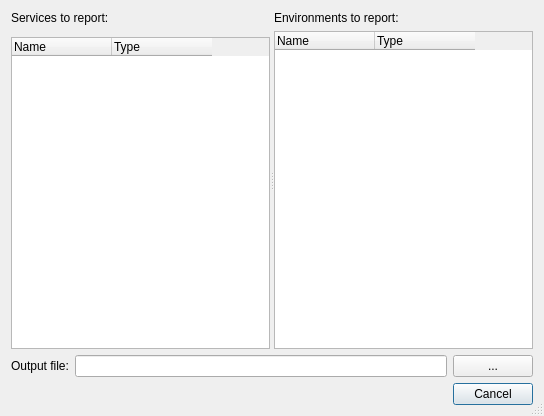
Old version of the form src/mxdreportdialog/mxdreportdialog.ui in the repository cityofaustin/ags-service-publisher-gui.
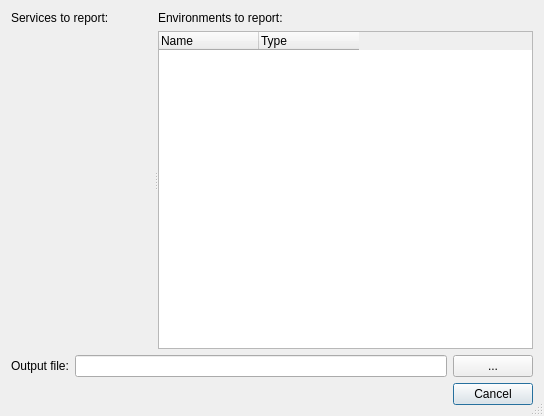
New version of the form. Custom widgets are drawn as their Qt base class.

Commit message: Refactor tabbed service tree code into own class

What changed in the file:
```diff
--- a/src/mxdreportdialog/mxdreportdialog.ui
+++ b/src/mxdreportdialog/mxdreportdialog.ui
@@ -35,35 +35,13 @@
         </widget>
        </item>
        <item>
-        <widget class="QTabBar" name="tabBar" native="true"/>
-       </item>
-       <item>
-        <widget class="QTreeWidget" name="servicesTree">
-         <property name="alternatingRowColors">
-          <bool>true</bool>
+        <widget class="ServiceTree" name="serviceTree" native="true">
+         <property name="sizePolicy">
+          <sizepolicy hsizetype="Preferred" vsizetype="Preferred">
+           <horstretch>0</horstretch>
+           <verstretch>1</verstretch>
+          </sizepolicy>
          </property>
-         <property name="selectionMode">
-          <enum>QAbstractItemView::NoSelection</enum>
-         </property>
-         <property name="columnCount">
-          <number>2</number>
-         </property>
-         <attribute name="headerMinimumSectionSize">
-          <number>100</number>
-         </attribute>
-         <attribute name="headerStretchLastSection">
-          <bool>false</bool>
-         </attribute>
-         <column>
-          <property name="text">
-           <string>Name</string>
-          </property>
-         </column>
-         <column>
-          <property name="text">
-           <string>Type</string>
-          </property>
-         </column>
         </widget>
        </item>
       </layout>
@@ -79,6 +57,12 @@
        </item>
        <item>
         <widget class="QTreeWidget" name="envsTree">
+         <property name="sizePolicy">
+          <sizepolicy hsizetype="Expanding" vsizetype="Expanding">
+           <horstretch>0</horstretch>
+           <verstretch>1</verstretch>
+          </sizepolicy>
+         </property>
          <property name="alternatingRowColors">
           <bool>true</bool>
          </property>
@@ -156,14 +140,10 @@
  </widget>
  <customwidgets>
   <customwidget>
-   <class>QTabBar</class>
+   <class>ServiceTree</class>
    <extends>QWidget</extends>
-   <header>PySide2.QtWidgets</header>
+   <header>servicetree.h</header>
    <container>1</container>
-   <slots>
-    <signal>currentChanged(int)</signal>
-    <slot>setCurrentIndex(int)</slot>
-   </slots>
   </customwidget>
  </customwidgets>
  <resources/>
```
The commit also changes 8 other files.
